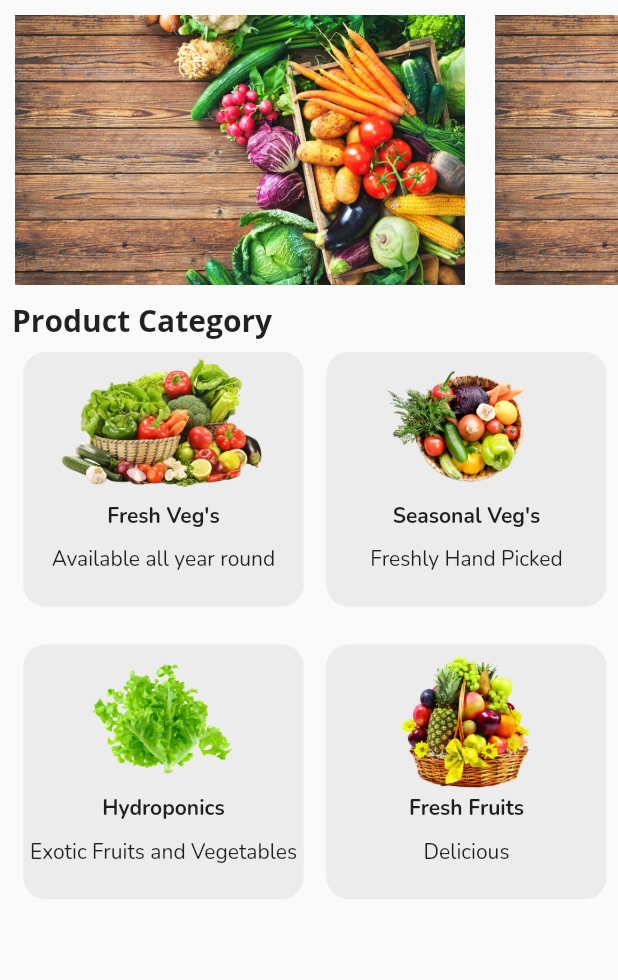
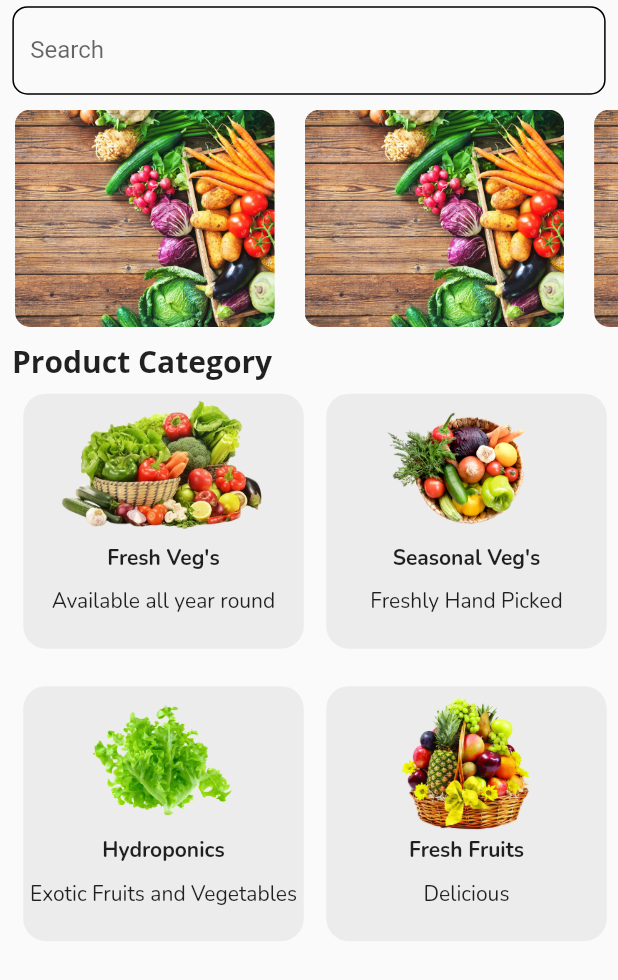
Before and after one commit to paras123yadav/DAPCL, a Flutter app: the HomeScreen screen opened directly, on a phone screen of 412 x 824 dp. Shown: the top 980 px of the screen. Run offline on Flutter 3.47's test engine with Material 2 defaults, Android fonts, the phone set to English and light mode, and no system bars; our stand-ins replace google_fonts; network calls fail.

Commit message:
Slight changes in UI

```diff
--- a/lib/screens/home_page.dart
+++ b/lib/screens/home_page.dart
@@ -1,6 +1,6 @@
 import 'package:flutter/material.dart';
 import 'package:google_fonts/google_fonts.dart';
-
+// ignore_for_file: prefer_const_constructors
 import 'dummy data/dummydata.dart';
 class HomeScreen extends StatefulWidget {
   const HomeScreen({Key? key}) : super(key: key);
@@ -18,22 +18,38 @@ class _HomeScreenState extends State<HomeScreen> {
           crossAxisAlignment: CrossAxisAlignment.start,
           mainAxisSize: MainAxisSize.min,
           children: [
+            Padding(
+              padding: EdgeInsets.only(
+                  left: MediaQuery.of(context).size.width*0.02,
+                  right: MediaQuery.of(context).size.width*0.02,
+                  top:MediaQuery.of(context).size.width*0.01
+              ),
+              child: TextFormField(
+                decoration: InputDecoration(
+                    enabledBorder: OutlineInputBorder(
+                        borderRadius: BorderRadius.circular(10)
+                    ),
+                    labelText: "Search"
+                ),
+              ),
+            ),
             SizedBox(
-              height: 200,
+              height: MediaQuery.of(context).size.height*0.2,
               child: ListView.builder(
-                itemCount: 3,
+                itemCount: 5,
                 scrollDirection: Axis.horizontal,
                 itemBuilder: (context, index) => Container(
-                  decoration: const BoxDecoration(
-                      image: DecorationImage(
+                  decoration:  BoxDecoration(
+                      image: const DecorationImage(
                         fit: BoxFit.cover,
                         image: AssetImage('assets/veg.jpg'),
-                      )
+                      ),
+                    borderRadius: BorderRadius.circular(10)
                   ),
-                  height: 200,
-                  width: 300,
-                  margin: const EdgeInsets.all(10),
-                  child: const Center(
+                  height: MediaQuery.of(context).size.height*0.2,
+                  width: MediaQuery.of(context).size.width*0.42,
+                  margin: EdgeInsets.all(10),
+                  child: Center(
                     child: Text(
                       "",
                       style: TextStyle(color: Colors.white),
```
